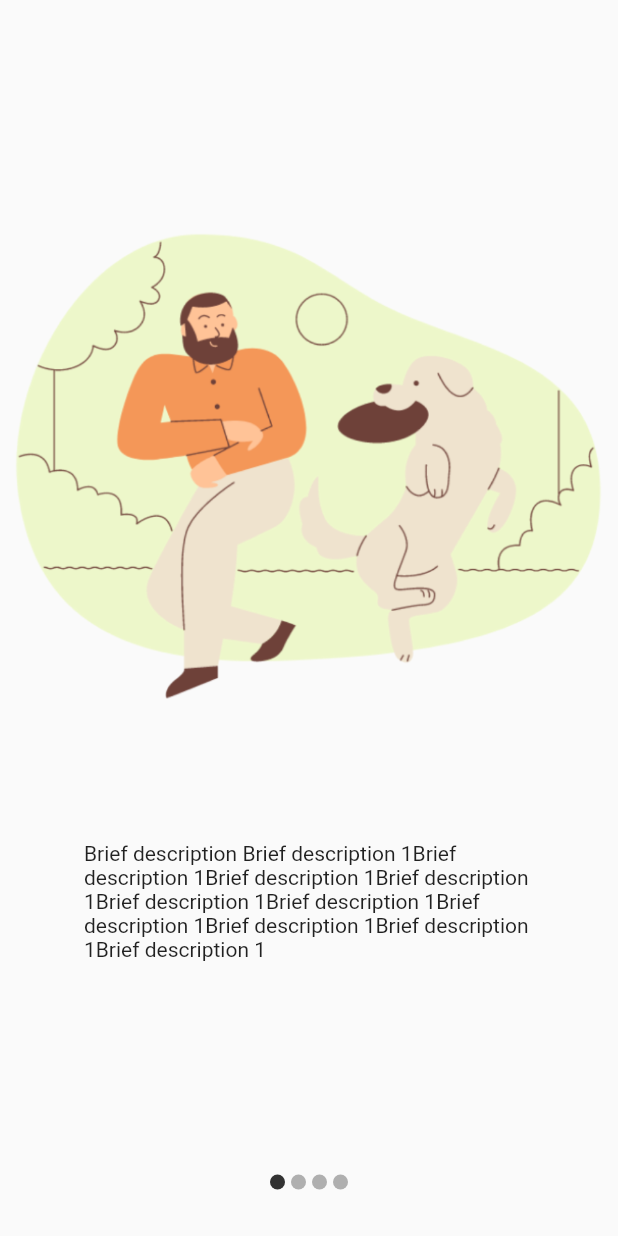
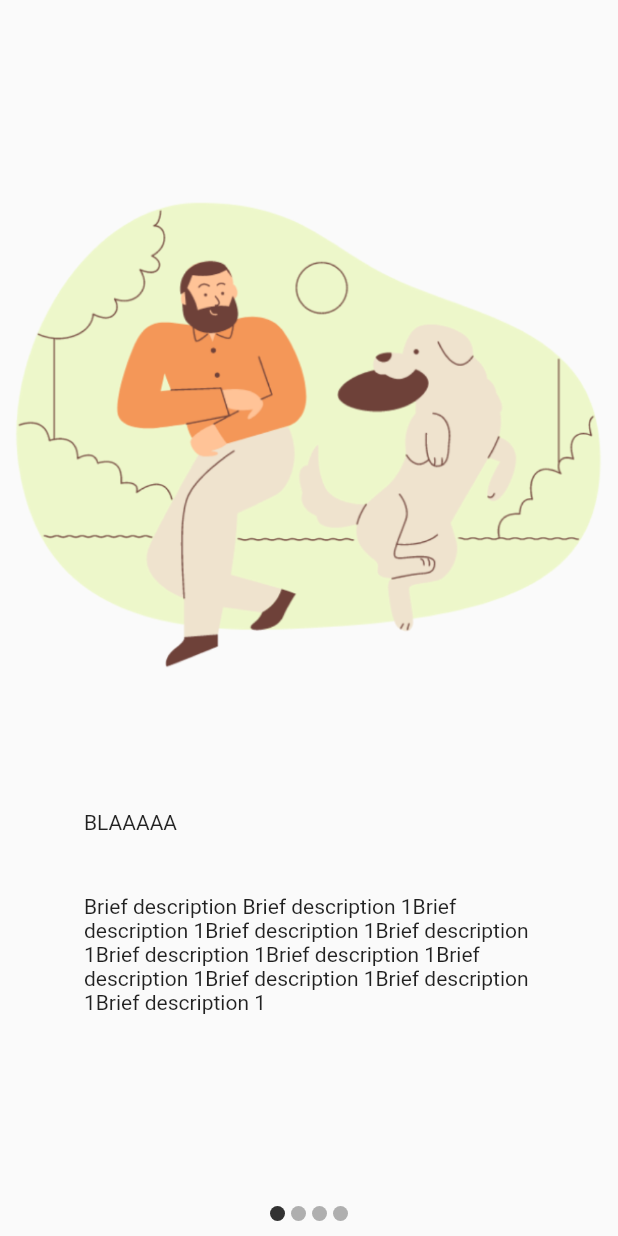
Before and after one commit to Crufixs/Captain-Puppy, a Flutter app: the screen it shows after launch, on a phone screen of 412 x 824 dp. Run offline on Flutter 3.47's test engine with Material 2 defaults, Android fonts, the phone set to English and light mode, and no system bars; drawn by our look-alikes of carousel_slider; our stand-ins replace date_format, fl_chart, flutter_spinkit, image_picker, rflutter_alert, shared_preferences and 1 more; accounts and stored records are empty.

Commit message:
WAKWAK UGH

```diff
--- a/lib/pages/Welcome page 1.dart
+++ b/lib/pages/Welcome page 1.dart
@@ -31,17 +31,35 @@ class _WelcomePageState extends State<WelcomePage> {
     "dummy"
   ];
 
+  List titles = [
+    "BLAAAAA",
+    "AAAAKS",
+    "SHSHJSHSJ",
+    "DUMMY"
+  ];
+
   int _currentIndex = 0;
 
   generateTextOrButton(int index) {
     if (index != 3) {
       return Flexible(
-        child: Container(
-          width: 300,
-          child: Padding(
-            padding: const EdgeInsets.only(top: 40),
-            child: Text(messages[index]),
-          ),
+        child: Column(
+          children: [
+            Container(
+              width: 300,
+              child: Padding(
+                padding: const EdgeInsets.only(top: 40),
+                child: Text(titles[index]),
+              ),
+            ),
+            Container(
+              width: 300,
+              child: Padding(
+                padding: const EdgeInsets.only(top: 40),
+                child: Text(messages[index]),
+              ),
+            ),
+          ],
         ),
       );
     } else {
```
